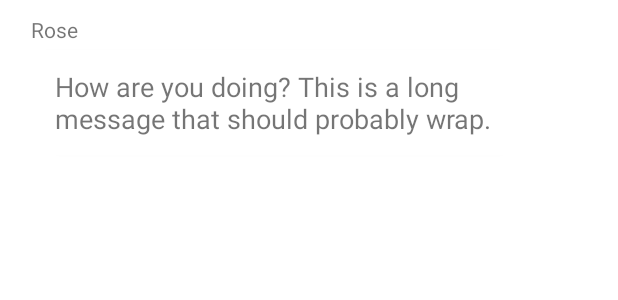
After one commit to hcahyono/android-firestore-chat, an Android app: the layout their_message.xml on its own in the app's theme, with its tools: preview values and no code run, on a phone screen of 412 x 824 dp. The commit adds this screen. Shown: the top 300 px of the screen. Run offline under Robolectric (Android 15) with nearby library versions, the phone set to English and light mode, and no system bars.

Commit message:
apply mvp and new layout

```diff
--- a/app/build.gradle
+++ b/app/build.gradle
@@ -30,6 +30,7 @@ android {
 
     buildFeatures {
         viewBinding true
+        dataBinding true
     }
 }
 
--- a/app/src/main/AndroidManifest.xml
+++ b/app/src/main/AndroidManifest.xml
@@ -9,7 +9,7 @@
         android:roundIcon="@mipmap/ic_launcher_round"
         android:supportsRtl="true"
         android:theme="@style/Theme.Demofirestore">
-        <activity android:name=".MainActivity">
+        <activity android:name=".view.MainActivity">
             <intent-filter>
                 <action android:name="android.intent.action.MAIN" />
 
--- a/app/src/main/java/com/example/demofirestore/ChatMessage.java
+++ b/app/src/main/java/com/example/demofirestore/model/ChatMessage.java
@@ -1,4 +1,4 @@
-package com.example.demofirestore;
+package com.example.demofirestore.model;
 
 import java.util.Date;
 
@@ -7,6 +7,7 @@ public class ChatMessage {
     private String messageText;
     private String messageUser;
     private long messageTime;
+
 
     public ChatMessage(String messageText, String messageUser) {
         this.messageText = messageText;
--- /dev/null
+++ b/app/src/main/res/drawable/my_message.xml
@@ -0,0 +1,5 @@
+<shape xmlns:android="http://schemas.android.com/apk/res/android"
+    android:shape="rectangle">
+    <solid android:color="@color/colorPrimary" />
+    <corners android:topRightRadius="5dp" android:radius="15dp" />
+</shape>
--- /dev/null
+++ b/app/src/main/res/drawable/their_message.xml
@@ -0,0 +1,5 @@
+<shape xmlns:android="http://schemas.android.com/apk/res/android"
+    android:shape="rectangle">
+    <solid android:color="#fff" />
+    <corners android:topLeftRadius="5dp" android:radius="15dp" />
+</shape>
--- /dev/null
+++ b/app/src/main/res/layout/their_message.xml
@@ -0,0 +1,35 @@
+<?xml version="1.0" encoding="utf-8"?>
+<RelativeLayout xmlns:android="http://schemas.android.com/apk/res/android"
+    android:layout_width="match_parent"
+    android:layout_height="wrap_content"
+    android:paddingVertical="10dp"
+    android:paddingLeft="5dp"
+    android:paddingRight="60dp"
+    android:clipToPadding="false">
+
+    <TextView
+        android:id="@+id/name"
+        android:layout_marginLeft="15dp"
+        android:layout_toRightOf="@+id/avatar"
+        android:layout_alignTop="@+id/avatar"
+        android:layout_width="wrap_content"
+        android:layout_height="wrap_content"
+        android:paddingBottom="4dp"
+        android:text="Rose"
+        />
+
+    <TextView
+        android:layout_width="wrap_content"
+        android:layout_height="wrap_content"
+        android:id="@+id/message_body"
+        android:layout_below="@+id/name"
+        android:layout_alignLeft="@+id/name"
+        android:background="@drawable/their_message"
+        android:paddingVertical="12dp"
+        android:paddingHorizontal="16dp"
+        android:elevation="2dp"
+        android:textSize="18dp"
+        android:text="How are you doing? This is a long message that should probably wrap."
+        />
+
+</RelativeLayout>
```
Also changed, not shown: app/src/main/java/com/example/demofirestore/MessageAdapter.java (deleted, +0 -39 lines), app/src/main/java/com/example/demofirestore/adapter/RecycleViewAdapter.java (added, +86 -0 lines), app/src/main/java/com/example/demofirestore/contract/MessageListContract.java (added, +16 -0 lines), app/src/main/java/com/example/demofirestore/presenter/MainAppPresenter.java (added, +50 -0 lines), app/src/main/java/com/example/demofirestore/view/MainActivity.java (renamed from app/src/main/java/com/example/demofirestore/MainActivity.java, +25 -40 lines), app/src/main/res/drawable/ic_send_black_24dp.xml (added, +9 -0 lines), app/src/main/res/layout/activity_main.xml (+32 -34 lines), app/src/main/res/layout/message.xml (deleted, +0 -41 lines), app/src/main/res/layout/my_message.xml (added, +39 -0 lines).
